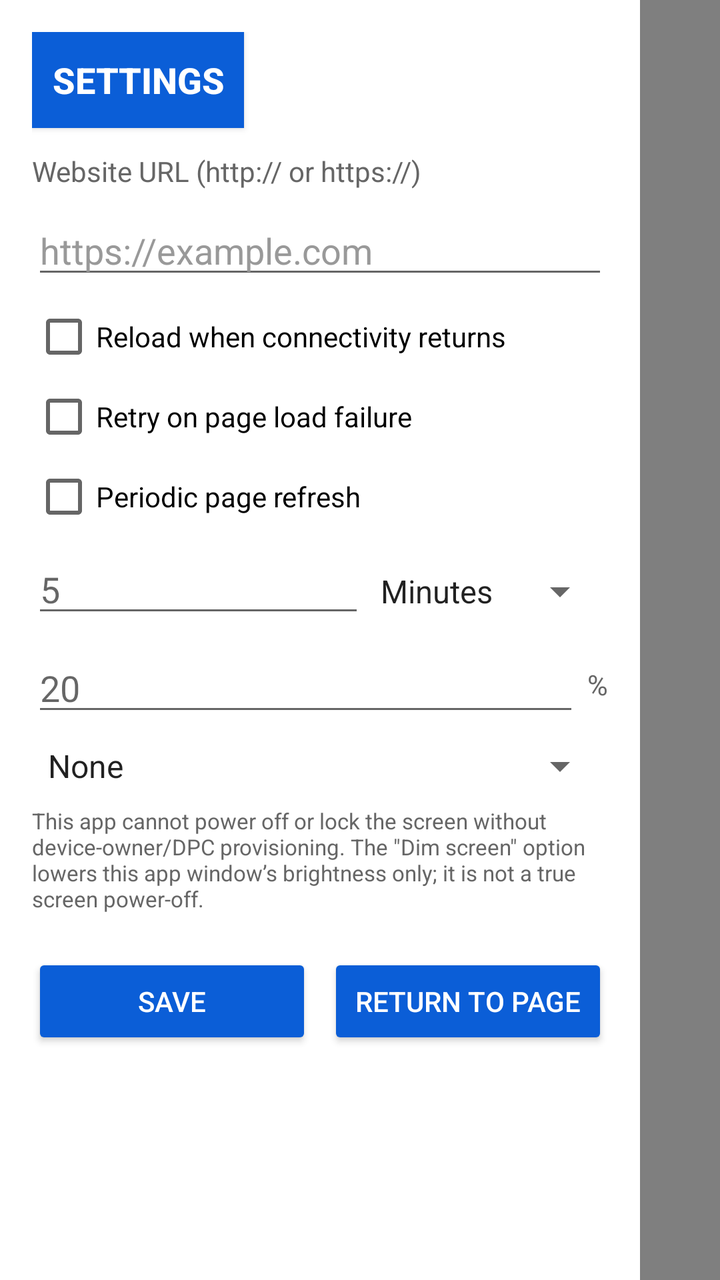
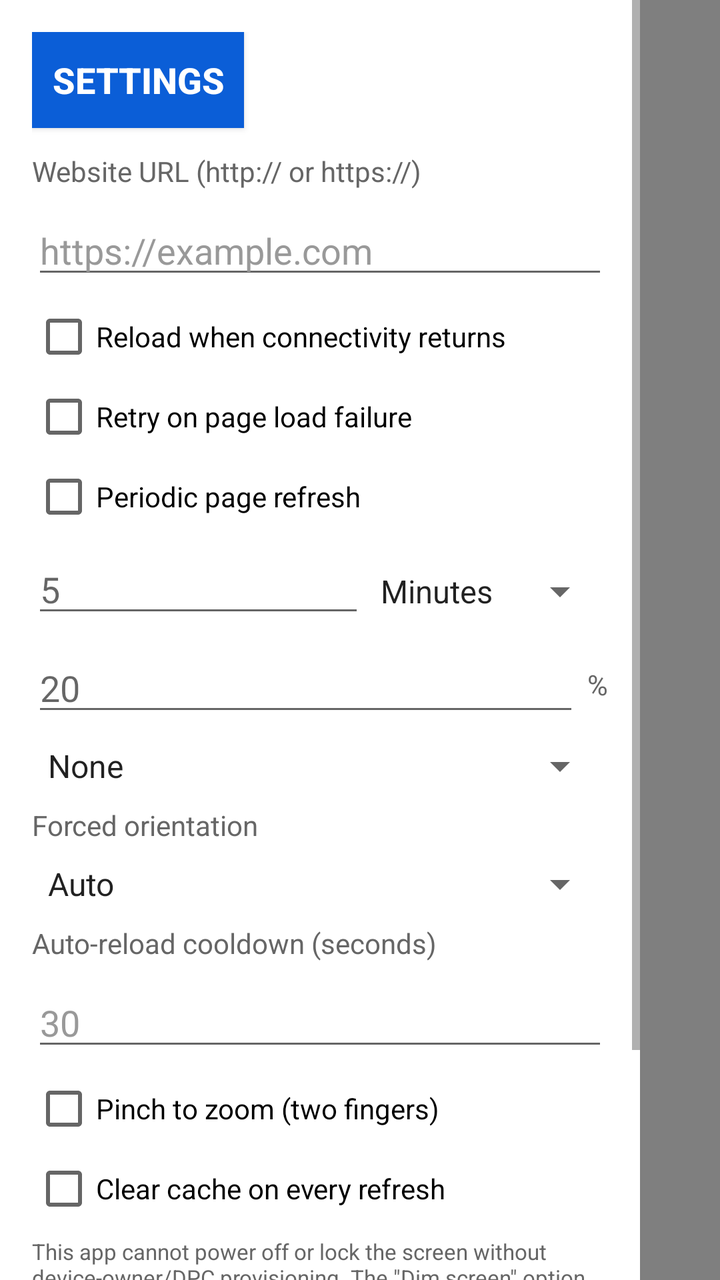

Before-and-after screenshots of an Android layout around one commit, followed by the original layout XML and the change that was made.
<!-- AndroidManifest.xml: application theme Theme.SimpleKioskBrowser -->
<!-- res/layout/activity_main.xml -->
<?xml version="1.0" encoding="utf-8"?>
<FrameLayout xmlns:android="http://schemas.android.com/apk/res/android"
    android:id="@+id/root_container"
    android:layout_width="match_parent"
    android:layout_height="match_parent">

    
    <WebView
        android:id="@+id/webview"
        android:layout_width="match_parent"
        android:layout_height="match_parent" />

    
    <com.simplekioskbrowser.ui.EdgeSwipeView
        android:id="@+id/edge_swipe_view"
        android:layout_width="@dimen/edge_strip_width"
        android:layout_height="match_parent"
        android:layout_gravity="start"
        android:background="@android:color/transparent" />

    
    <View
        android:id="@+id/settings_scrim"
        android:layout_width="match_parent"
        android:layout_height="match_parent"
        android:background="@color/settings_scrim"
        android:clickable="true"
        android:focusable="true"
        android:visibility="gone" />

    
    <LinearLayout
        android:id="@+id/error_overlay"
        android:layout_width="match_parent"
        android:layout_height="match_parent"
        android:background="#eeffffff"
        android:gravity="center"
        android:orientation="vertical"
        android:visibility="gone">

        <ProgressBar
            android:id="@+id/loading_indicator"
            android:layout_width="wrap_content"
            android:layout_height="wrap_content"
            android:visibility="gone" />

        <TextView
            android:id="@+id/error_message"
            android:layout_width="wrap_content"
            android:layout_height="wrap_content"
            android:gravity="center"
            android:maxWidth="260dp"
            android:padding="16dp"
            android:textColor="@color/text_primary"
            android:textSize="16sp"
            android:visibility="gone" />

        <Button
            android:id="@+id/error_retry"
            style="@style/Widget.SimpleKioskBrowser.Button"
            android:layout_width="wrap_content"
            android:layout_height="wrap_content"
            android:layout_marginTop="8dp"
            android:text="@string/action_retry"
            android:visibility="gone" />
    </LinearLayout>

    
    <TextView
        android:id="@+id/low_battery_notice"
        android:layout_width="wrap_content"
        android:layout_height="wrap_content"
        android:layout_gravity="bottom|center_horizontal"
        android:layout_marginBottom="24dp"
        android:background="#aa222222"
        android:padding="8dp"
        android:text="@string/status_low_battery"
        android:textColor="@android:color/white"
        android:textSize="14sp"
        android:visibility="gone" />

    
    <ScrollView
        android:id="@+id/settings_panel"
        android:layout_width="@dimen/settings_panel_width"
        android:layout_height="match_parent"
        android:layout_gravity="start"
        android:background="@color/settings_panel_bg"
        android:fillViewport="true">

        <LinearLayout
            android:layout_width="match_parent"
            android:layout_height="wrap_content"
            android:orientation="vertical"
            android:padding="@dimen/settings_padding">

            <TextView
                android:id="@+id/settings_title"
                style="@style/Widget.SimpleKioskBrowser.Button"
                android:layout_width="wrap_content"
                android:layout_height="wrap_content"
                android:layout_marginBottom="@dimen/settings_section_spacing"
                android:background="@color/colorPrimary"
                android:padding="10dp"
                android:text="@string/settings_title"
                android:textColor="@android:color/white"
                android:textSize="18sp"
                android:textStyle="bold" />

            <TextView
                android:layout_width="match_parent"
                android:layout_height="wrap_content"
                android:layout_marginBottom="@dimen/settings_field_margin"
                android:text="Website URL (http:// or https://)"
                android:textColor="@color/text_secondary"
                android:textSize="14sp" />

            <EditText
                android:id="@+id/settings_url"
                android:layout_width="match_parent"
                android:layout_height="wrap_content"
                android:layout_marginBottom="@dimen/settings_field_margin"
                android:hint="@string/settings_url_hint"
                android:inputType="textUri"
                android:maxLines="1"
                android:textColor="@color/text_primary"
                android:textColorHint="#999999" />

            <TextView
                android:id="@+id/settings_url_error"
                android:layout_width="match_parent"
                android:layout_height="wrap_content"
                android:layout_marginBottom="@dimen/settings_field_margin"
                android:textColor="@color/error_text"
                android:textSize="12sp"
                android:visibility="gone" />

            <CheckBox
                android:id="@+id/settings_reload_connectivity"
                android:layout_width="match_parent"
                android:layout_height="wrap_content"
                android:layout_marginBottom="@dimen/settings_field_margin"
                android:text="@string/settings_reload_on_connectivity" />

            <CheckBox
                android:id="@+id/settings_reload_webview_error"
                android:layout_width="match_parent"
                android:layout_height="wrap_content"
                android:layout_marginBottom="@dimen/settings_field_margin"
                android:text="@string/settings_reload_on_webview_error" />

            <CheckBox
                android:id="@+id/settings_periodic_enabled"
                android:layout_width="match_parent"
                android:layout_height="wrap_content"
                android:layout_marginBottom="@dimen/settings_field_margin"
                android:text="@string/settings_periodic_reload" />

            <LinearLayout
                android:layout_width="match_parent"
                android:layout_height="wrap_content"
                android:orientation="horizontal"
                android:layout_marginBottom="@dimen/settings_field_margin">

                <EditText
                    android:id="@+id/settings_interval"
                    android:layout_width="0dp"
                    android:layout_height="wrap_content"
                    android:layout_weight="1"
                    android:hint="@string/settings_interval_hint"
                    android:inputType="number"
                    android:maxLines="1"
                    android:textColor="@color/text_primary" />

                <Spinner
                    android:id="@+id/settings_interval_unit"
                    android:layout_width="wrap_content"
                    android:layout_height="wrap_content"
                    android:entries="@array/interval_units" />
            </LinearLayout>

            <LinearLayout
                android:layout_width="match_parent"
                android:layout_height="wrap_content"
                android:orientation="horizontal"
                android:layout_marginBottom="@dimen/settings_field_margin">

                <EditText
                    android:id="@+id/settings_battery_threshold"
                    android:layout_width="0dp"
                    android:layout_height="wrap_content"
                    android:layout_weight="1"
                    android:hint="@string/settings_battery_hint"
                    android:inputType="number"
                    android:maxLines="1"
                    android:textColor="@color/text_primary" />

                <TextView
                    android:layout_width="wrap_content"
                    android:layout_height="wrap_content"
                    android:layout_gravity="center_vertical"
                    android:layout_marginStart="4dp"
                    android:text="%"
                    android:textColor="@color/text_secondary" />
            </LinearLayout>

            <Spinner
                android:id="@+id/settings_battery_action"
                android:layout_width="match_parent"
                android:layout_height="wrap_content"
                android:layout_marginBottom="@dimen/settings_field_margin"
                android:entries="@array/battery_actions" />

            <TextView
                android:id="@+id/settings_battery_disclaimer"
                android:layout_width="match_parent"
                android:layout_height="wrap_content"
                android:layout_marginBottom="@dimen/settings_field_margin"
                android:text="@string/battery_disclaimer"
                android:textColor="@color/text_secondary"
                android:textSize="11sp" />

            <LinearLayout
                android:layout_width="match_parent"
                android:layout_height="wrap_content"
                android:orientation="horizontal"
                android:layout_marginTop="@dimen/settings_section_spacing">

                <Button
                    android:id="@+id/settings_save"
                    style="@style/Widget.SimpleKioskBrowser.Button"
                    android:layout_width="0dp"
                    android:layout_height="wrap_content"
                    android:layout_weight="1"
                    android:layout_marginEnd="4dp"
                    android:text="@string/settings_save" />

                <Button
                    android:id="@+id/settings_return"
                    style="@style/Widget.SimpleKioskBrowser.Button"
                    android:layout_width="0dp"
                    android:layout_height="wrap_content"
                    android:layout_weight="1"
                    android:layout_marginStart="4dp"
                    android:text="@string/settings_return" />
            </LinearLayout>

            <View
                android:layout_width="match_parent"
                android:layout_height="24dp" />
        </LinearLayout>
    </ScrollView>
</FrameLayout>
<!-- resources referenced by this layout -->
<resources>
  <string-array name="battery_actions">
          <item>None</item>
          <item>Pause refreshes</item>
      </string-array>
  <string-array name="interval_units">
          <item>Minutes</item>
          <item>Hours</item>
      </string-array>
  <color name="colorPrimary">#0b5ed7</color>
  <color name="error_text">#b3261e</color>
  <color name="settings_panel_bg">#ffffff</color>
  <color name="settings_scrim">#88000000</color>
  <color name="text_primary">#1a1a1a</color>
  <color name="text_secondary">#666666</color>
  <dimen name="edge_strip_width">24dp</dimen>
  <dimen name="settings_field_margin">8dp</dimen>
  <dimen name="settings_padding">16dp</dimen>
  <dimen name="settings_panel_width">320dp</dimen>
  <dimen name="settings_section_spacing">12dp</dimen>
  <string name="action_retry">Retry</string>
  <string name="battery_disclaimer">This app cannot power off or lock the screen without device-owner/DPC provisioning. The \"Dim screen\" option lowers this app window\u2019s brightness only; it is not a true screen power-off.</string>
  <string name="settings_battery_hint">20</string>
  <string name="settings_interval_hint">5</string>
  <string name="settings_periodic_reload">Periodic page refresh</string>
  <string name="settings_reload_on_connectivity">Reload when connectivity returns</string>
  <string name="settings_reload_on_webview_error">Retry on page load failure</string>
  <string name="settings_return">Return to page</string>
  <string name="settings_save">Save</string>
  <string name="settings_title">Settings</string>
  <string name="settings_url_hint">https://example.com</string>
  <string name="status_low_battery">Battery is low. Refreshes paused.</string>
  <style name="Widget.SimpleKioskBrowser.Button" parent="android:Widget.Material.Button">
          <item name="android:backgroundTint">@color/colorPrimary</item>
          <item name="android:textColor">@android:color/white</item>
      </style>
  <style name="Theme.SimpleKioskBrowser" parent="android:Theme.Material.Light.NoActionBar">
          <item name="android:colorPrimary">@color/colorPrimary</item>
          <item name="android:colorPrimaryDark">@color/colorPrimaryDark</item>
          <item name="android:colorAccent">@color/colorAccent</item>
          <item name="android:windowBackground">@color/window_background</item>
          <item name="android:statusBarColor">@android:color/transparent</item>
          <item name="android:navigationBarColor">@android:color/transparent</item>
      </style>
  <color name="colorPrimaryDark">#0a4aa8</color>
  <color name="colorAccent">#0b5ed7</color>
  <color name="window_background">#f5f5f5</color>
</resources>

<!-- the commit's change to res/layout/activity_main.xml (unified diff, before → after) -->
@@ -212,6 +212,54 @@
                 android:entries="@array/battery_actions" />
 
             <TextView
+                android:layout_width="match_parent"
+                android:layout_height="wrap_content"
+                android:layout_marginBottom="@dimen/settings_field_margin"
+                android:text="Forced orientation"
+                android:textColor="@color/text_secondary"
+                android:textSize="14sp" />
+
+            <Spinner
+                android:id="@+id/settings_orientation"
+                android:layout_width="match_parent"
+                android:layout_height="wrap_content"
+                android:layout_marginBottom="@dimen/settings_field_margin"
+                android:entries="@array/orientation_options" />
+
+            <TextView
+                android:layout_width="match_parent"
+                android:layout_height="wrap_content"
+                android:layout_marginBottom="@dimen/settings_field_margin"
+                android:text="Auto-reload cooldown (seconds)"
+                android:textColor="@color/text_secondary"
+                android:textSize="14sp" />
+
+            <EditText
+                android:id="@+id/settings_auto_reload_interval"
+                android:layout_width="match_parent"
+                android:layout_height="wrap_content"
+                android:layout_marginBottom="@dimen/settings_field_margin"
+                android:hint="30"
+                android:inputType="number"
+                android:maxLines="1"
+                android:textColor="@color/text_primary"
+                android:textColorHint="#999999" />
+
+            <CheckBox
+                android:id="@+id/settings_pinch_zoom"
+                android:layout_width="match_parent"
+                android:layout_height="wrap_content"
+                android:layout_marginBottom="@dimen/settings_field_margin"
+                android:text="Pinch to zoom (two fingers)" />
+
+            <CheckBox
+                android:id="@+id/settings_clear_cache"
+                android:layout_width="match_parent"
+                android:layout_height="wrap_content"
+                android:layout_marginBottom="@dimen/settings_field_margin"
+                android:text="Clear cache on every refresh" />
+
+            <TextView
                 android:id="@+id/settings_battery_disclaimer"
                 android:layout_width="match_parent"
                 android:layout_height="wrap_content"
<!-- resource entries referenced after the edit -->
@@ -7,6 +7,13 @@
   <string-array name="interval_units">
           <item>Minutes</item>
           <item>Hours</item>
+      </string-array>
+  <string-array name="orientation_options">
+          <item>Auto</item>
+          <item>Landscape</item>
+          <item>Portrait</item>
+          <item>Reverse Landscape</item>
+          <item>Reverse Portrait</item>
       </string-array>
   <color name="colorPrimary">#0b5ed7</color>
   <color name="error_text">#b3261e</color>
